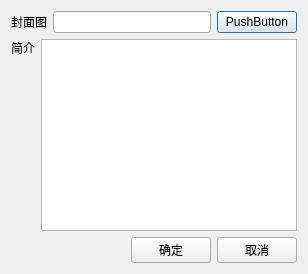
Qt form introdialog.ui (Deviluna/MediaIDE_free) before a commit.
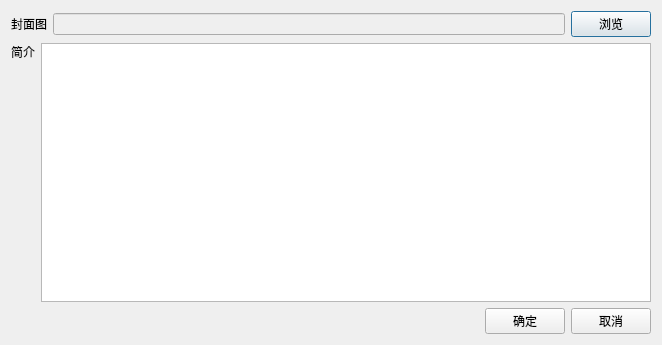
The same form after that commit.

Patch:
```diff
--- a/introdialog.ui
+++ b/introdialog.ui
@@ -6,8 +6,8 @@
    <rect>
     <x>0</x>
     <y>0</y>
-    <width>308</width>
-    <height>274</height>
+    <width>662</width>
+    <height>345</height>
    </rect>
   </property>
   <property name="windowTitle">
@@ -24,12 +24,16 @@
       </widget>
      </item>
      <item>
-      <widget class="QLineEdit" name="lineEdit"/>
+      <widget class="QLineEdit" name="lineEdit">
+       <property name="enabled">
+        <bool>false</bool>
+       </property>
+      </widget>
      </item>
      <item>
       <widget class="QPushButton" name="pushButton">
        <property name="text">
-        <string>PushButton</string>
+        <string>浏览</string>
        </property>
       </widget>
      </item>
```
